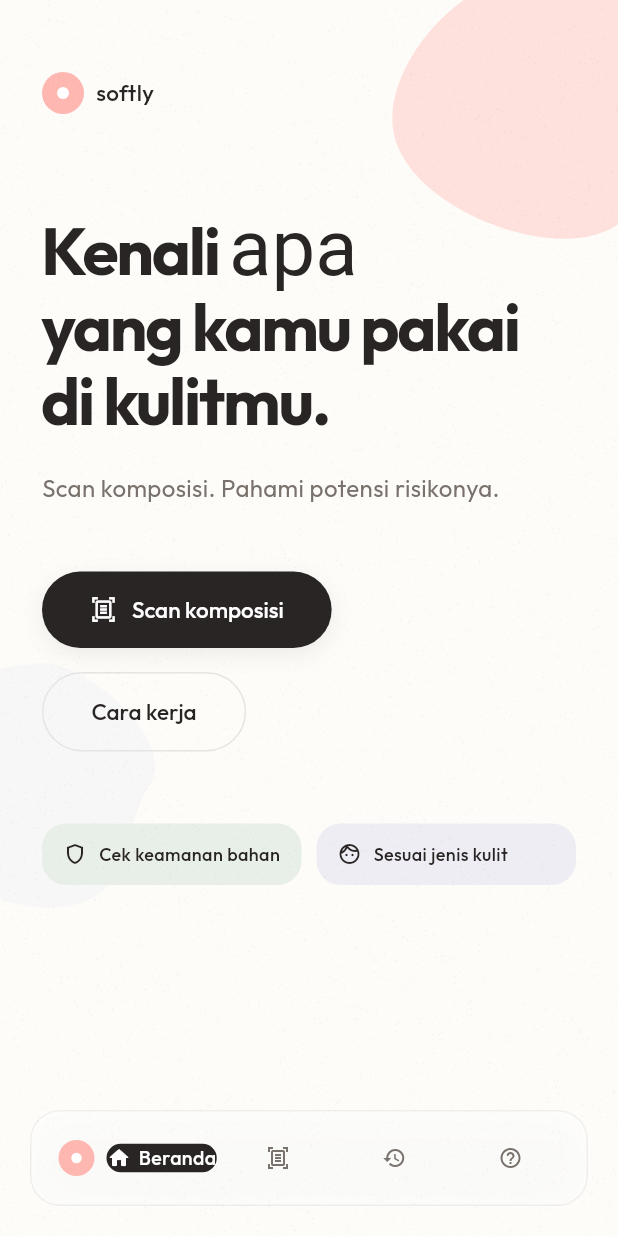
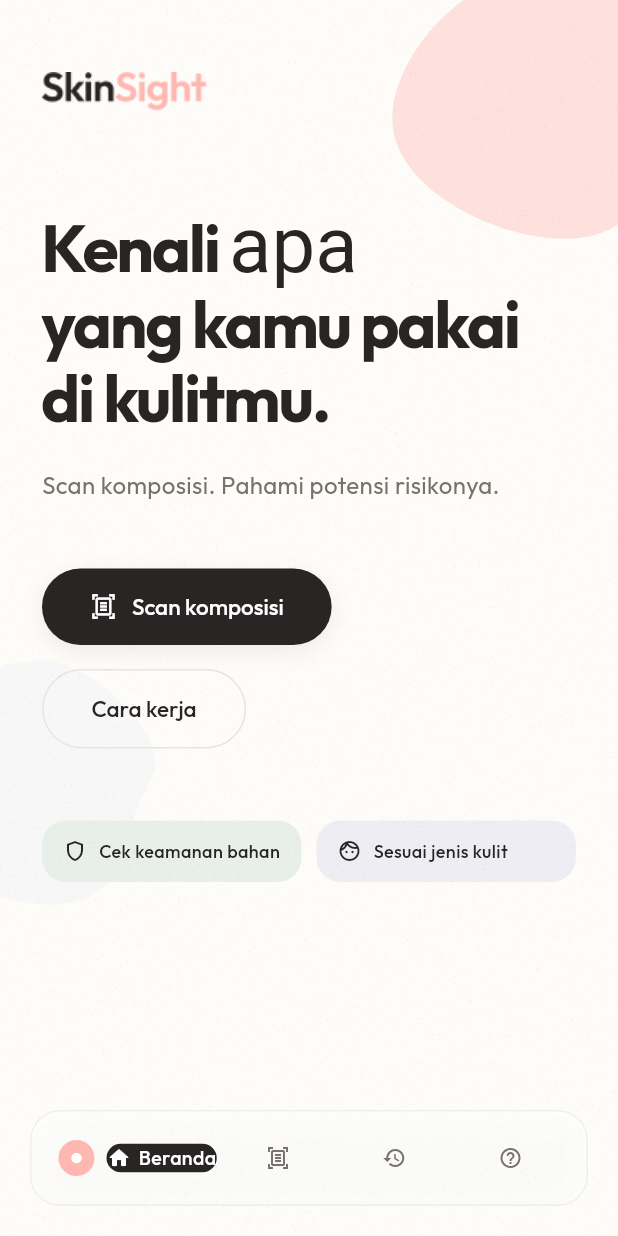
Before and after one commit to devianatalsya/skinsight-app, a Flutter app: the screen it shows after launch, on a phone screen of 412 x 824 dp. Run offline on Flutter 3.47's test engine with Material 3 defaults, Android fonts, the phone set to English and light mode, and no system bars; our stand-ins replace file_picker, google_fonts.

Commit message:
feat: implement core SkinSight cosmetic detection app structure and UI

```diff
--- a/lib/core/constants/app_strings.dart
+++ b/lib/core/constants/app_strings.dart
@@ -1,7 +1,7 @@
 class AppStrings {
   AppStrings._();
 
-  static const String appName = 'Softly';
+  static const String appName = 'SkinSight';
 
   // Home
   static const String homeHeadline1 = 'Kenali ';
@@ -66,7 +66,7 @@ class AppStrings {
 
   // FAQ
   static const String faqTitle = 'Pertanyaan';
-  static const String faqSubtitle = 'Pertanyaan umum tentang Softly.';
+  static const String faqSubtitle = 'Pertanyaan umum tentang SkinSight.';
 
   // Navigation
   static const String navHome = 'Beranda';
--- a/lib/main.dart
+++ b/lib/main.dart
@@ -1,4 +1,5 @@
 import 'package:flutter/material.dart';
+import 'core/constants/app_strings.dart';
 import 'core/theme/app_theme.dart';
 import 'presentation/pages/home_page.dart';
 import 'presentation/widgets/shared_widgets.dart';
@@ -14,7 +15,7 @@ class SoftlyApp extends StatelessWidget {
   @override
   Widget build(BuildContext context) {
     return MaterialApp(
-      title: 'Softly',
+      title: AppStrings.appName,
       debugShowCheckedModeBanner: false,
       theme: AppTheme.lightTheme,
       builder: (context, child) {
--- a/lib/presentation/pages/home_page.dart
+++ b/lib/presentation/pages/home_page.dart
@@ -74,34 +74,11 @@ class _HomeContent extends StatelessWidget {
                 delay: const Duration(milliseconds: 100),
                 child: Row(
                   children: [
-                    Container(
-                      width: 28,
-                      height: 28,
-                      decoration: const BoxDecoration(
-                        color: AppColors.coral,
-                        shape: BoxShape.circle,
-                      ),
-                      child: const Center(
-                        child: SizedBox(
-                          width: 8,
-                          height: 8,
-                          child: DecoratedBox(
-                            decoration: BoxDecoration(
-                              color: AppColors.white,
-                              shape: BoxShape.circle,
-                            ),
-                          ),
-                        ),
-                      ),
-                    ),
-                    const SizedBox(width: 8),
-                    Text(
-                      'softly',
-                      style: GoogleFonts.outfit(
-                        fontSize: 15,
-                        fontWeight: FontWeight.w500,
-                        color: AppColors.darkText,
-                      ),
+                    Image.asset(
+                      'assets/images/skinsight_logo.png',
+                      height: 26,
+                      fit: BoxFit.contain,
+                      semanticLabel: AppStrings.appName,
                     ),
                     const Spacer(),
                     if (!ServiceLocator.isUsingProxy)
--- a/pubspec.yaml
+++ b/pubspec.yaml
@@ -1,5 +1,5 @@
 name: softly
-description: "Softly - Skincare Ingredient Safety Checker"
+description: "SkinSight - Skincare Ingredient Safety Checker"
 publish_to: 'none'
 
 version: 1.0.0+1
@@ -25,3 +25,4 @@ flutter:
   uses-material-design: true
   assets:
     - assets/data/
+    - assets/images/
```
Also changed, not shown: assets/images/skinsight_logo.png (added), 16 other files.
